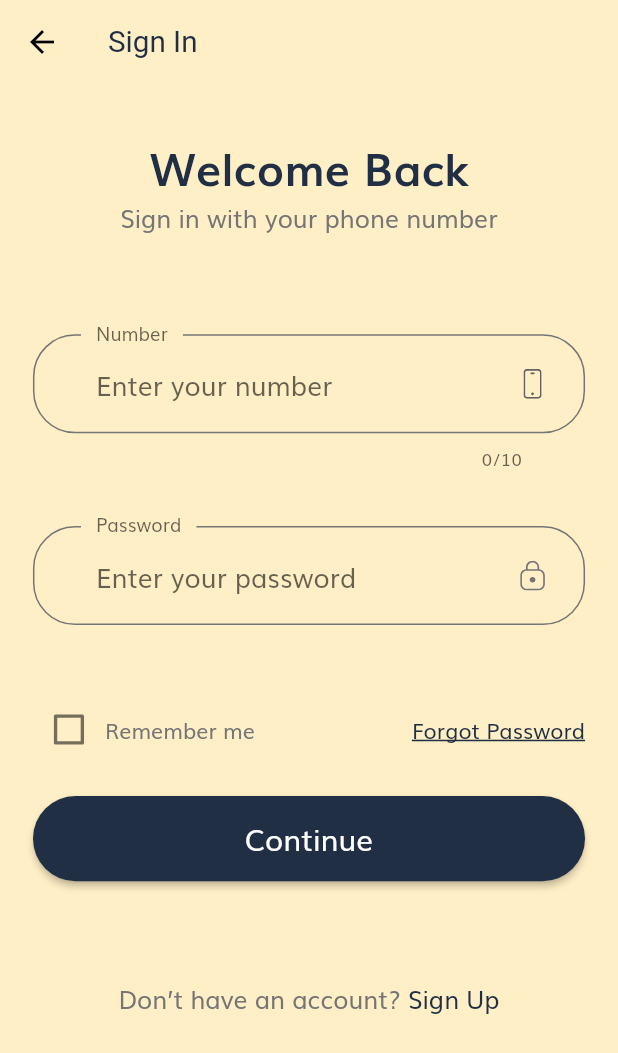
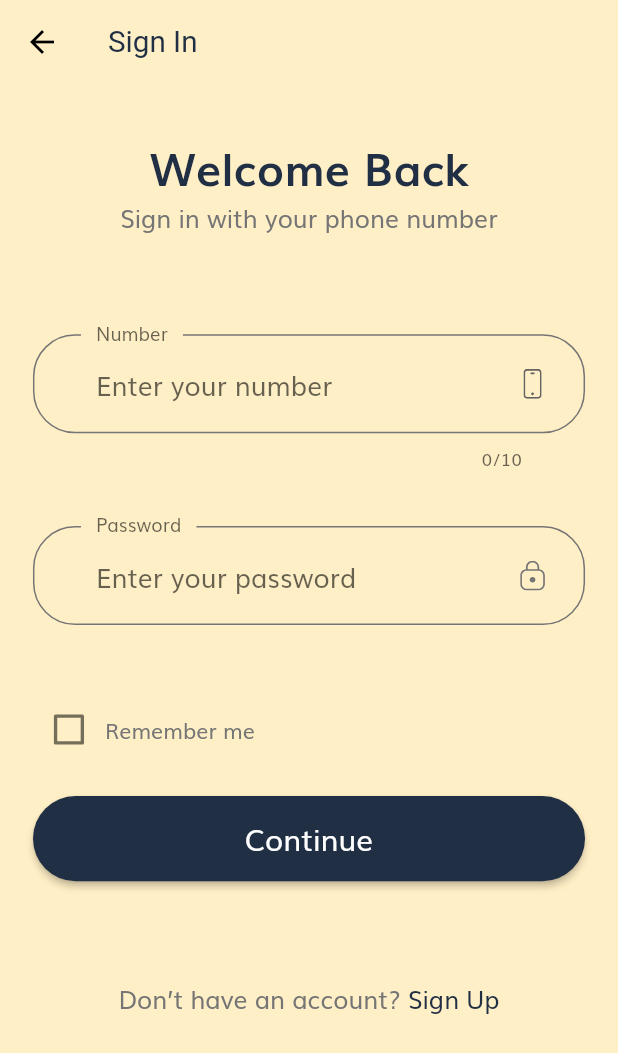
Before and after one commit to AkshatRastogi-1nC0re/InnoAppChallenge, a Flutter app: the SignInScreen screen opened by its route, on a phone screen of 412 x 824 dp. Shown: the top 1053 px of the screen. Run offline on Flutter 3.47's test engine with Material 2 defaults, Android fonts, the phone set to English and light mode, and no system bars; drawn by our look-alikes of rounded_loading_button; our stand-ins replace animated_splash_screen, card_swiper, cloud_firestore, firebase_auth, firebase_core, flip_card and 10 more; missing offline and left inert: algolia, search_choices, slide_popup_dialog; accounts and stored records are empty.

Commit message:
removed forgot password

```diff
--- a/lib/screens/sign_in/components/sign_form.dart
+++ b/lib/screens/sign_in/components/sign_form.dart
@@ -80,23 +80,6 @@ class _SignFormState extends State<SignForm> {
                 "Remember me",
                 style: TextStyle(fontSize: getProportionateScreenWidth(13)),
               ),
-              Spacer(),
-              GestureDetector(
-                onTap: () {
-
-                  Navigator.push(
-                    context,
-                    MaterialPageRoute(builder: (context) => Address()),
-                  );
-                  },
-                child: Text(
-                  "Forgot Password",
-                  style: TextStyle(
-                      color: kPrimaryTextColor,
-                      decoration: TextDecoration.underline,
-                      fontSize: getProportionateScreenWidth(13)),
-                ),
-              )
             ],
           ),
           FormError(errors: errors),
```
